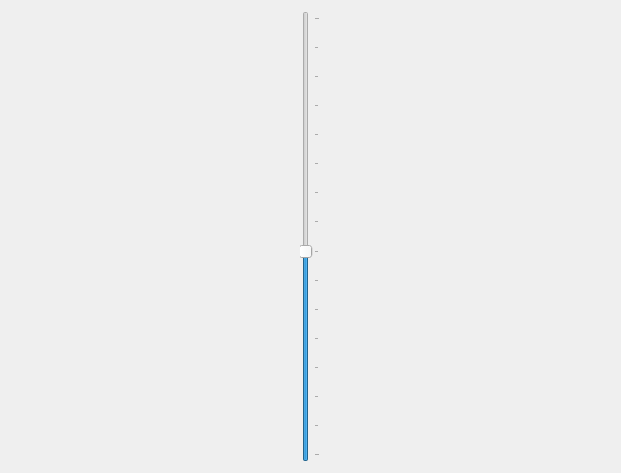
This is previewform.ui in 607011/vstripe as Qt 5 draws it before an edit. The edited form follows.
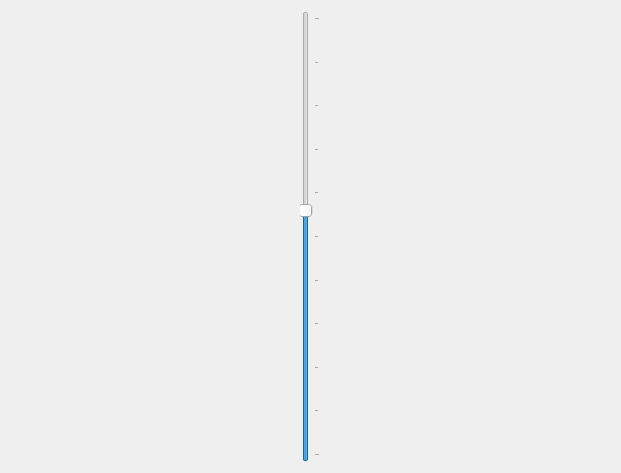
This is the edited form.

What changed in the file:
```diff
--- a/previewform.ui
+++ b/previewform.ui
@@ -22,10 +22,13 @@
         <string>level stripe exposures</string>
        </property>
        <property name="maximum">
-        <number>150</number>
+        <number>100</number>
        </property>
        <property name="value">
-        <number>70</number>
+        <number>56</number>
+       </property>
+       <property name="sliderPosition">
+        <number>56</number>
        </property>
        <property name="orientation">
         <enum>Qt::Vertical</enum>
```
